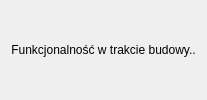
This is ui/statystyka_widget.ui in m-dudzinski/FiberAssistant-QGIS as Qt 5 draws it before an edit. The edited form follows.
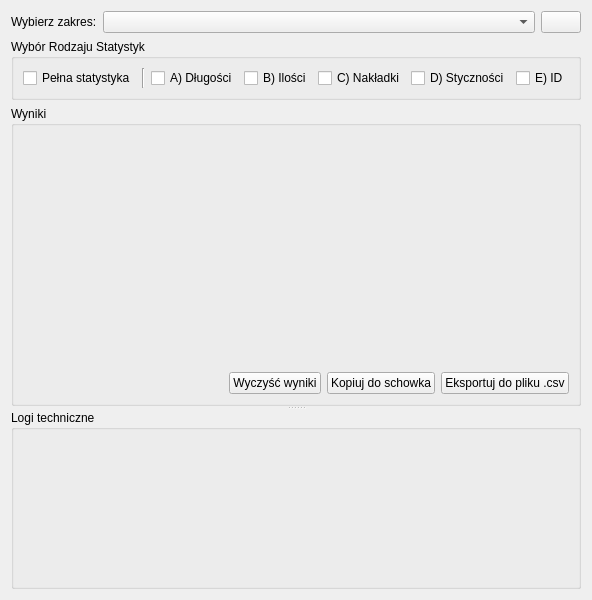
This is the edited form. Icons and pictures are not drawn.

```diff
--- a/ui/statystyka_widget.ui
+++ b/ui/statystyka_widget.ui
@@ -2,15 +2,193 @@
 <ui version="4.0">
  <class>StatystykaWidget</class>
  <widget class="QWidget" name="StatystykaWidget">
+  <property name="geometry">
+   <rect>
+    <x>0</x>
+    <y>0</y>
+    <width>400</width>
+    <height>600</height>
+   </rect>
+  </property>
+  <property name="windowTitle">
+   <string>Form</string>
+  </property>
   <layout class="QVBoxLayout" name="verticalLayout">
    <item>
-    <widget class="QLabel" name="label">
-     <property name="text">
-      <string>Funkcjonalność w trakcie budowy..</string>
+    <layout class="QHBoxLayout" name="horizontalLayout_scope">
+     <item>
+      <widget class="QLabel" name="label_zakres">
+       <property name="text">
+        <string>Wybierz zakres:</string>
+       </property>
+      </widget>
+     </item>
+     <item>
+      <widget class="QComboBox" name="scope_combobox">
+       <property name="sizePolicy">
+        <sizepolicy hsizetype="Expanding" vsizetype="Fixed">
+         <horstretch>0</horstretch>
+         <verstretch>0</verstretch>
+        </sizepolicy>
+       </property>
+      </widget>
+     </item>
+     <item>
+      <widget class="QPushButton" name="refresh_scope_button">
+       <property name="toolTip">
+        <string>Odśwież listę zakresów</string>
+       </property>
+       <property name="text">
+        <string/>
+       </property>
+       <property name="icon">
+        <iconset>
+         <normaloff>:/icons/options_icons/options_icon_refresh.png</normaloff>:/icons/options_icons/options_icon_refresh.png</iconset>
+       </property>
+      </widget>
+     </item>
+    </layout>
+   </item>
+   <item>
+    <widget class="QGroupBox" name="groupBox_stats_type">
+     <property name="title">
+      <string>Wybór Rodzaju Statystyk</string>
      </property>
-     <property name="alignment">
-      <set>Qt::AlignCenter</set>
+     <layout class="QHBoxLayout" name="horizontalLayout_2">
+      <item>
+       <widget class="QCheckBox" name="checkbox_full">
+        <property name="text">
+         <string>Pełna statystyka</string>
+        </property>
+       </widget>
+      </item>
+      <item>
+       <widget class="Line" name="line">
+        <property name="orientation">
+         <enum>Qt::Vertical</enum>
+        </property>
+       </widget>
+      </item>
+      <item>
+       <widget class="QCheckBox" name="checkbox_lengths">
+        <property name="text">
+         <string>A) Długości</string>
+        </property>
+       </widget>
+      </item>
+      <item>
+       <widget class="QCheckBox" name="checkbox_quantities">
+        <property name="text">
+         <string>B) Ilości</string>
+        </property>
+       </widget>
+      </item>
+      <item>
+       <widget class="QCheckBox" name="checkbox_overlaps">
+        <property name="text">
+         <string>C) Nakładki</string>
+        </property>
+       </widget>
+      </item>
+      <item>
+       <widget class="QCheckBox" name="checkbox_adjacencies">
+        <property name="text">
+         <string>D) Styczności</string>
+        </property>
+       </widget>
+      </item>
+      <item>
+       <widget class="QCheckBox" name="checkbox_ids">
+        <property name="text">
+         <string>E) ID</string>
+        </property>
+       </widget>
+      </item>
+      <item>
+       <spacer name="horizontalSpacer">
+        <property name="orientation">
+         <enum>Qt::Horizontal</enum>
+        </property>
+        <property name="sizeHint" stdset="0">
+         <size>
+          <width>40</width>
+          <height>20</height>
+         </size>
+        </property>
+       </spacer>
+      </item>
+     </layout>
+    </widget>
+   </item>
+   <item>
+    <widget class="QSplitter" name="splitter">
+     <property name="orientation">
+      <enum>Qt::Vertical</enum>
      </property>
+     <widget class="QGroupBox" name="groupBox_results">
+      <property name="title">
+       <string>Wyniki</string>
+      </property>
+      <layout class="QVBoxLayout" name="verticalLayout_3">
+       <item>
+        <widget class="QWidget" name="results_widget_placeholder" native="true"/>
+       </item>
+       <item>
+        <layout class="QHBoxLayout" name="horizontalLayout_3">
+         <item>
+          <spacer name="horizontalSpacer_2">
+           <property name="orientation">
+            <enum>Qt::Horizontal</enum>
+           </property>
+           <property name="sizeHint" stdset="0">
+            <size>
+             <width>40</width>
+             <height>20</height>
+            </size>
+           </property>
+          </spacer>
+         </item>
+         <item>
+          <widget class="QPushButton" name="clear_results_button">
+           <property name="text">
+            <string>Wyczyść wyniki</string>
+           </property>
+          </widget>
+         </item>
+         <item>
+          <widget class="QPushButton" name="copy_button">
+           <property name="text">
+            <string>Kopiuj do schowka</string>
+           </property>
+          </widget>
+         </item>
+         <item>
+          <widget class="QPushButton" name="export_csv_button">
+           <property name="text">
+            <string>Eksportuj do pliku .csv</string>
+           </property>
+          </widget>
+         </item>
+        </layout>
+       </item>
+      </layout>
+     </widget>
+     <widget class="QGroupBox" name="groupBox_logs">
+      <property name="minimumSize">
+       <size>
+        <width>0</width>
+        <height>150</height>
+       </size>
+      </property>
+      <property name="title">
+       <string>Logi techniczne</string>
+      </property>
+      <layout class="QVBoxLayout" name="verticalLayout_4">
+       <item>
+        <widget class="QWidget" name="logs_widget_placeholder" native="true"/>
+       </item>
+      </layout>
+     </widget>
     </widget>
    </item>
   </layout>
```
Left out of the diff: 2 changed lines with no effect on the pictures.
